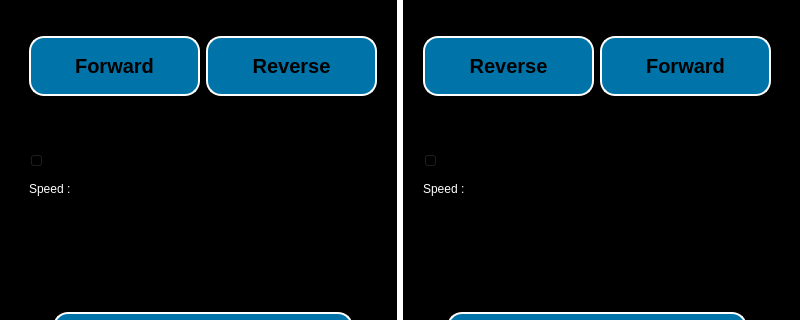
This is mdds30_ui.ui in Misbahhassan08/SmartDriveDuo-30_Motor_Control_TESTUI as Qt 5 draws it before an edit; both pictures show x 0 to 800 and y 130 to 450 of the 800 by 600 pixel window. The edited form follows.
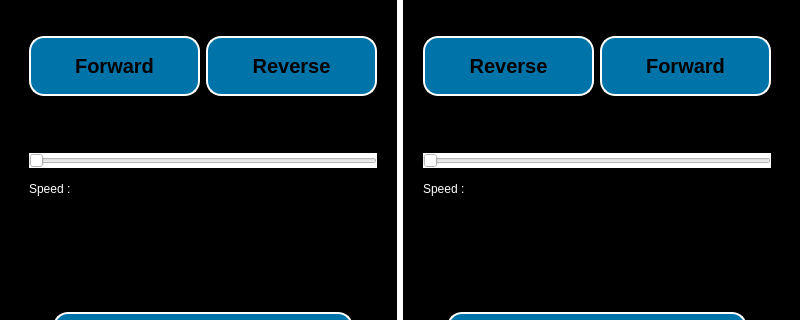
This is the edited form.

What changed in the file:
```diff
--- a/mdds30_ui.ui
+++ b/mdds30_ui.ui
@@ -300,6 +300,9 @@
                <layout class="QGridLayout" name="gridLayout_7">
                 <item row="0" column="0">
                  <widget class="QSlider" name="left_motor_slider">
+                  <property name="styleSheet">
+                   <string notr="true">background-color:White;</string>
+                  </property>
                   <property name="orientation">
                    <enum>Qt::Horizontal</enum>
                   </property>
@@ -612,6 +615,9 @@
                <layout class="QGridLayout" name="gridLayout_8">
                 <item row="0" column="0">
                  <widget class="QSlider" name="right_motor_slider">
+                  <property name="styleSheet">
+                   <string notr="true">background-color:White;</string>
+                  </property>
                   <property name="orientation">
                    <enum>Qt::Horizontal</enum>
                   </property>
```
